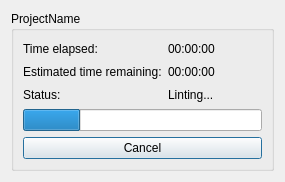
First picture: the form in linty/ProgressWindow.ui, repository Ayymoose/PC-Lint-GUI, before the edit.
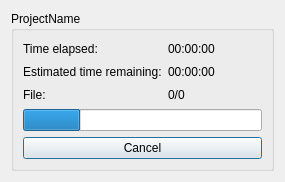
Second picture: the form after the edit.

Commit message: fix: single-threaded rework of everything to show reliable ETA of lint in progress

```diff
--- a/linty/ProgressWindow.ui
+++ b/linty/ProgressWindow.ui
@@ -29,28 +29,28 @@
       <item>
        <layout class="QGridLayout" name="gridLayout">
         <item row="0" column="0">
-         <widget class="QLabel" name="label">
+         <widget class="QLabel" name="labelTimeElapsed">
           <property name="text">
            <string>Time elapsed:</string>
           </property>
          </widget>
         </item>
         <item row="0" column="1">
-         <widget class="QLabel" name="labelTimeElapsed">
+         <widget class="QLabel" name="timeElapsed">
           <property name="text">
            <string>00:00:00</string>
           </property>
          </widget>
         </item>
         <item row="1" column="0">
-         <widget class="QLabel" name="label_3">
+         <widget class="QLabel" name="labelETA">
           <property name="text">
            <string>Estimated time remaining:</string>
           </property>
          </widget>
         </item>
         <item row="1" column="1">
-         <widget class="QLabel" name="labelETA">
+         <widget class="QLabel" name="eta">
           <property name="text">
            <string>00:00:00</string>
           </property>
@@ -59,14 +59,14 @@
         <item row="2" column="0">
          <widget class="QLabel" name="label_2">
           <property name="text">
-           <string>Status:</string>
+           <string>File:</string>
           </property>
          </widget>
         </item>
         <item row="2" column="1">
          <widget class="QLabel" name="labelLintStatus">
           <property name="text">
-           <string>Linting...</string>
+           <string>0/0</string>
           </property>
          </widget>
         </item>
```
Left out of the diff: 4 changed lines with no effect on the pictures. The commit also changes 12 other files.
